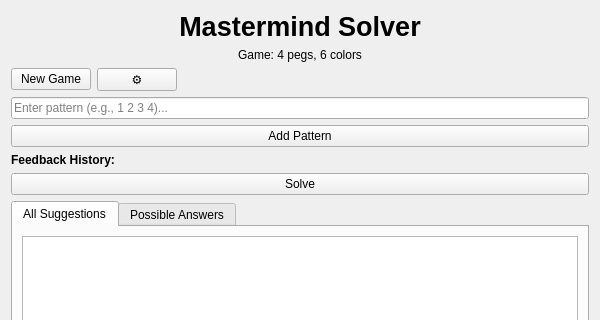
Above: src/gui/MastermindWidget.ui from satsinush/word-games before the change; both pictures show x 0 to 600 and y 0 to 320 of the 600 by 500 pixel window. Below: the same form after it.
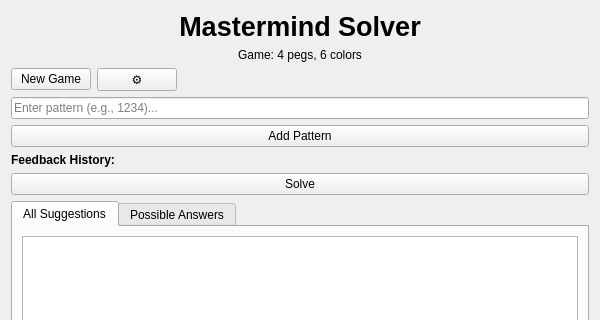
That is the form after the change.

```diff
--- a/src/gui/MastermindWidget.ui
+++ b/src/gui/MastermindWidget.ui
@@ -75,7 +75,7 @@
    <item>
     <widget class="QLineEdit" name="patternField">
      <property name="placeholderText">
-      <string>Enter pattern (e.g., 1 2 3 4)...</string>
+      <string>Enter pattern (e.g., 1234)...</string>
      </property>
     </widget>
    </item>
```
